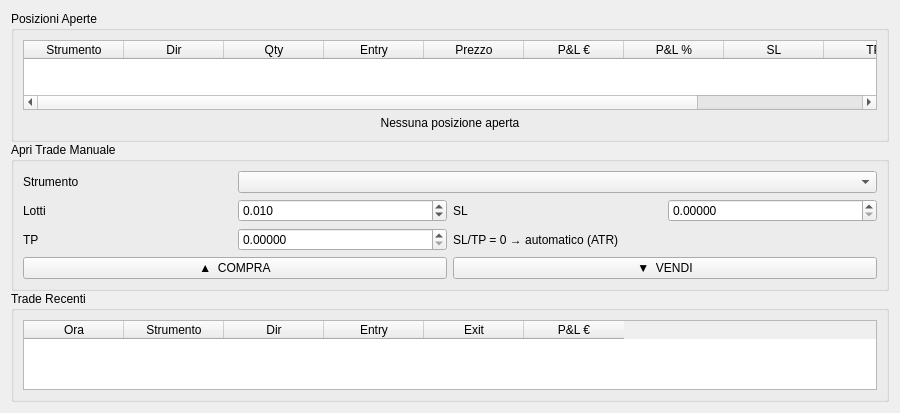
paky2481-ai/tradingia, file gui/ui/positions_panel.ui: the form before one commit.
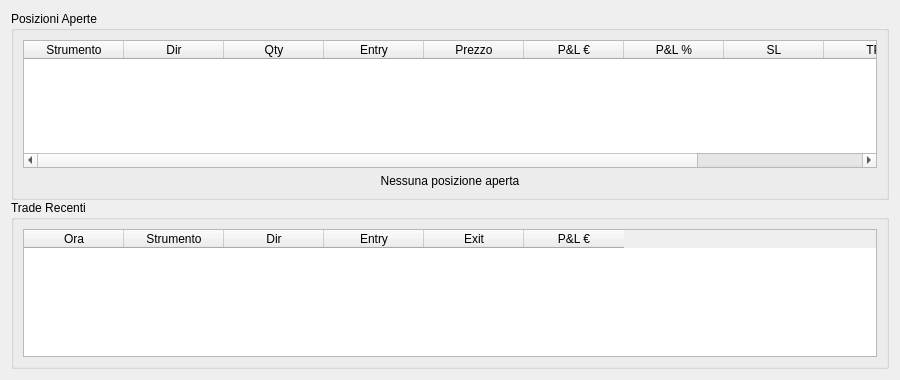
The form after the commit.

Commit message: fix(operativo): 4 bug Workspace Operativo + sync combo bidirezionale

Patch:
```diff
--- a/gui/ui/positions_panel.ui
+++ b/gui/ui/positions_panel.ui
@@ -47,92 +47,6 @@
     </widget>
    </item>
 
-   <!-- ── Form manuale ───────────────────────────────────────────────── -->
-   <item>
-    <widget class="QGroupBox" name="manualGroup">
-     <property name="title"><string>Apri Trade Manuale</string></property>
-     <layout class="QGridLayout" name="manualLayout">
-      <property name="spacing"><number>6</number></property>
-
-      <!-- Row 0: Strumento -->
-      <item row="0" column="0">
-       <widget class="QLabel" name="lblStrumento">
-        <property name="text"><string>Strumento</string></property>
-       </widget>
-      </item>
-      <item row="0" column="1" colspan="3">
-       <widget class="QComboBox" name="_cmb_symbol"/>
-      </item>
-
-      <!-- Row 1: Lotti + SL -->
-      <item row="1" column="0">
-       <widget class="QLabel" name="lblLotti">
-        <property name="text"><string>Lotti</string></property>
-       </widget>
-      </item>
-      <item row="1" column="1">
-       <widget class="QDoubleSpinBox" name="_spin_qty">
-        <property name="minimum"><double>0.001</double></property>
-        <property name="maximum"><double>10.000000000000000</double></property>
-        <property name="singleStep"><double>0.010000000000000</double></property>
-        <property name="value"><double>0.010000000000000</double></property>
-        <property name="decimals"><number>3</number></property>
-       </widget>
-      </item>
-      <item row="1" column="2">
-       <widget class="QLabel" name="lblSL">
-        <property name="text"><string>SL</string></property>
-       </widget>
-      </item>
-      <item row="1" column="3">
-       <widget class="QDoubleSpinBox" name="_spin_sl">
-        <property name="minimum"><double>0.000000000000000</double></property>
-        <property name="maximum"><double>999999.000000000000000</double></property>
-        <property name="decimals"><number>5</number></property>
-        <property name="value"><double>0.000000000000000</double></property>
-       </widget>
-      </item>
-
-      <!-- Row 2: TP + hint -->
-      <item row="2" column="0">
-       <widget class="QLabel" name="lblTP">
-        <property name="text"><string>TP</string></property>
-       </widget>
-      </item>
-      <item row="2" column="1">
-       <widget class="QDoubleSpinBox" name="_spin_tp">
-        <property name="minimum"><double>0.000000000000000</double></property>
-        <property name="maximum"><double>999999.000000000000000</double></property>
-        <property name="decimals"><number>5</number></property>
-        <property name="value"><double>0.000000000000000</double></property>
-       </widget>
-      </item>
-      <item row="2" column="2" colspan="2">
-       <widget class="QLabel" name="lblHint">
-        <property name="text"><string>SL/TP = 0 → automatico (ATR)</string></property>
-       </widget>
-      </item>
-
-      <!-- Row 3: Buy / Sell buttons -->
-      <item row="3" column="0" colspan="2">
-       <widget class="QPushButton" name="_btn_buy">
-        <property name="text"><string>▲  COMPRA</string></property>
-        <property name="minimumHeight"><number>34</number></property>
-        <property name="maximumHeight"><number>34</number></property>
-       </widget>
-      </item>
-      <item row="3" column="2" colspan="2">
-       <widget class="QPushButton" name="_btn_sell">
-        <property name="text"><string>▼  VENDI</string></property>
-        <property name="minimumHeight"><number>34</number></property>
-        <property name="maximumHeight"><number>34</number></property>
-       </widget>
-      </item>
-
-     </layout>
-    </widget>
-   </item>
-
    <!-- ── Trade recenti ──────────────────────────────────────────────── -->
    <item>
     <widget class="QGroupBox" name="logGroup">
```
The commit also changes 5 other files.
